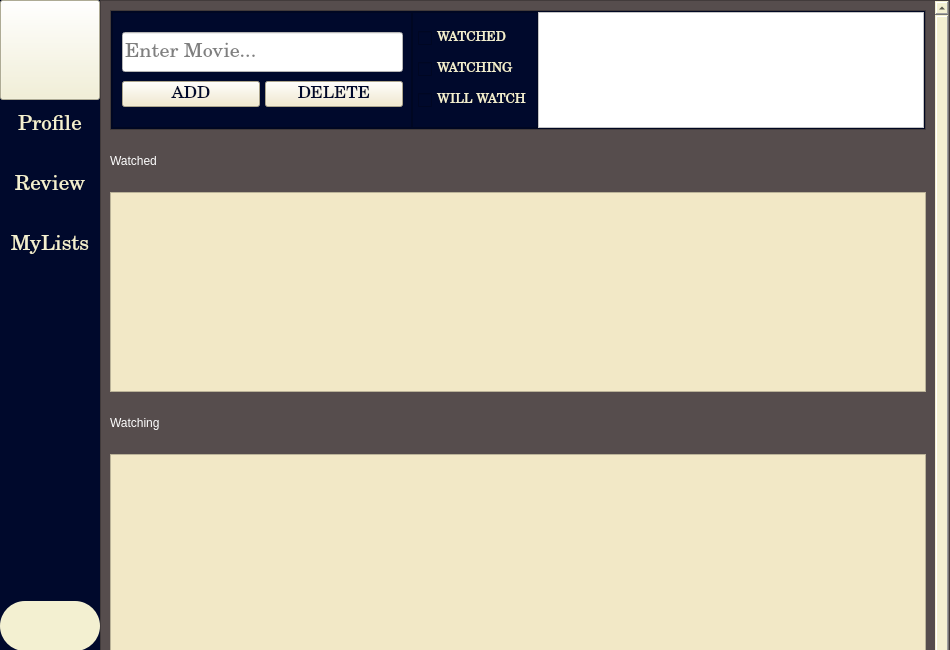
First picture: the form in ui_new/WatchPageUi.ui, repository gkasita/LibMov_SEP, before the edit.
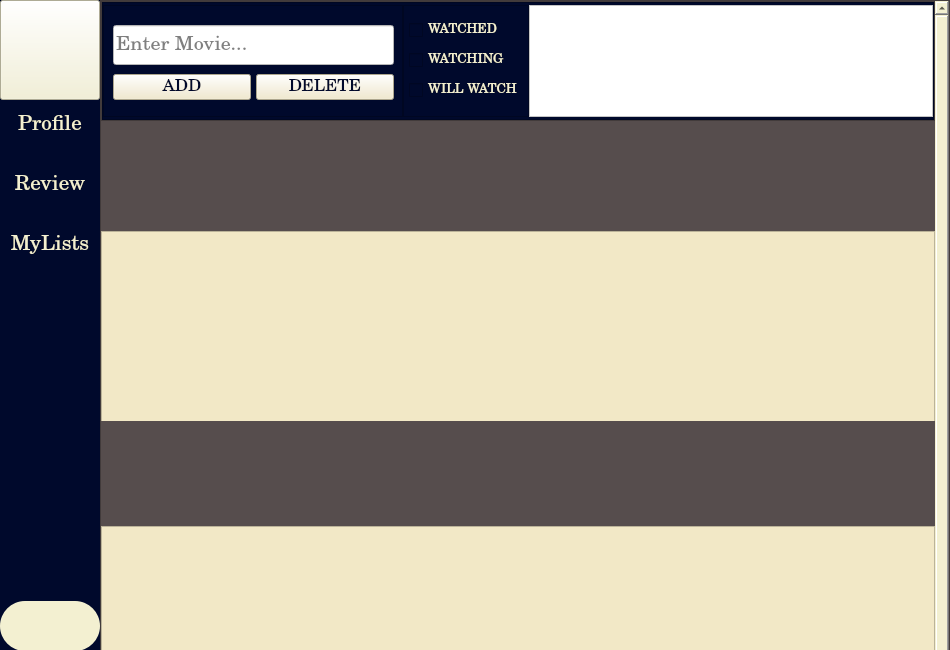
Second picture: the form after the edit. Icons and pictures are not drawn.

```diff
--- a/ui_new/WatchPageUi.ui
+++ b/ui_new/WatchPageUi.ui
@@ -63,7 +63,7 @@
      <rect>
       <x>0</x>
       <y>0</y>
-      <width>831</width>
+      <width>900</width>
       <height>1300</height>
      </rect>
     </property>
@@ -80,6 +80,21 @@
      </size>
     </property>
     <layout class="QVBoxLayout" name="verticalLayout">
+     <property name="spacing">
+      <number>5</number>
+     </property>
+     <property name="leftMargin">
+      <number>0</number>
+     </property>
+     <property name="topMargin">
+      <number>0</number>
+     </property>
+     <property name="rightMargin">
+      <number>0</number>
+     </property>
+     <property name="bottomMargin">
+      <number>0</number>
+     </property>
      <item>
       <widget class="QFrame" name="frame">
        <property name="minimumSize">
@@ -100,7 +115,7 @@
        <property name="frameShadow">
         <enum>QFrame::Raised</enum>
        </property>
-       <layout class="QHBoxLayout" name="horizontalLayout">
+       <layout class="QHBoxLayout" name="horizontalLayout" stretch="0">
         <property name="spacing">
          <number>0</number>
         </property>
@@ -129,7 +144,7 @@
             <rect>
              <x>0</x>
              <y>0</y>
-             <width>809</width>
+             <width>896</width>
              <height>116</height>
             </rect>
            </property>
@@ -141,13 +156,13 @@
              <number>0</number>
             </property>
             <property name="topMargin">
-             <number>0</number>
+             <number>2</number>
             </property>
             <property name="rightMargin">
              <number>0</number>
             </property>
             <property name="bottomMargin">
-             <number>0</number>
+             <number>2</number>
             </property>
             <item>
              <widget class="QFrame" name="frame_2">
@@ -372,20 +387,35 @@
        <property name="minimumSize">
         <size>
          <width>0</width>
-         <height>50</height>
+         <height>100</height>
         </size>
        </property>
        <property name="maximumSize">
         <size>
          <width>16777215</width>
-         <height>50</height>
+         <height>100</height>
         </size>
        </property>
        <property name="styleSheet">
         <string notr="true">color: rgb(255, 255, 255);</string>
        </property>
+       <property name="lineWidth">
+        <number>1</number>
+       </property>
        <property name="text">
-        <string>Watched</string>
+        <string/>
+       </property>
+       <property name="pixmap">
+        <pixmap resource="resources.qrc">:/Icons/Icons/Watched.png</pixmap>
+       </property>
+       <property name="scaledContents">
+        <bool>true</bool>
+       </property>
+       <property name="alignment">
+        <set>Qt::AlignCenter</set>
+       </property>
+       <property name="margin">
+        <number>0</number>
        </property>
       </widget>
      </item>
@@ -414,11 +444,26 @@
          <rect>
           <x>0</x>
           <y>0</y>
-          <width>811</width>
+          <width>898</width>
           <height>198</height>
          </rect>
         </property>
         <layout class="QHBoxLayout" name="horizontalLayout_5">
+         <property name="spacing">
+          <number>5</number>
+         </property>
+         <property name="leftMargin">
+          <number>5</number>
+         </property>
+         <property name="topMargin">
+          <number>5</number>
+         </property>
+         <property name="rightMargin">
+          <number>5</number>
+         </property>
+         <property name="bottomMargin">
+          <number>5</number>
+         </property>
          <item>
           <widget class="QPushButton" name="pushButton">
            <property name="minimumSize">
@@ -464,20 +509,35 @@
        <property name="minimumSize">
         <size>
          <width>0</width>
-         <height>50</height>
+         <height>100</height>
         </size>
        </property>
        <property name="maximumSize">
         <size>
          <width>16777215</width>
-         <height>50</height>
+         <height>100</height>
         </size>
        </property>
        <property name="styleSheet">
         <string notr="true">color: rgb(255, 255, 255);</string>
        </property>
+       <property name="lineWidth">
+        <number>1</number>
+       </property>
        <property name="text">
-        <string>Watching</string>
+        <string/>
+       </property>
+       <property name="pixmap">
+        <pixmap resource="resources.qrc">:/Icons/Icons/Watching.png</pixmap>
+       </property>
+       <property name="scaledContents">
+        <bool>true</bool>
+       </property>
+       <property name="alignment">
+        <set>Qt::AlignCenter</set>
+       </property>
+       <property name="margin">
+        <number>0</number>
        </property>
       </widget>
      </item>
@@ -506,11 +566,26 @@
          <rect>
           <x>0</x>
           <y>0</y>
-          <width>811</width>
+          <width>898</width>
           <height>198</height>
          </rect>
         </property>
         <layout class="QHBoxLayout" name="horizontalLayout_3">
+         <property name="spacing">
+          <number>5</number>
+         </property>
+         <property name="leftMargin">
+          <number>5</number>
+         </property>
+         <property name="topMargin">
+          <number>5</number>
+         </property>
+         <property name="rightMargin">
+          <number>5</number>
+         </property>
+         <property name="bottomMargin">
+          <number>5</number>
+         </property>
          <item>
           <widget class="QPushButton" name="pushButton_2">
            <property name="minimumSize">
@@ -559,20 +634,35 @@
        <property name="minimumSize">
         <size>
          <width>0</width>
-         <height>50</height>
+         <height>100</height>
         </size>
        </property>
        <property name="maximumSize">
         <size>
          <width>16777215</width>
-         <height>50</height>
+         <height>100</height>
         </size>
        </property>
        <property name="styleSheet">
         <string notr="true">color: rgb(255, 255, 255);</string>
        </property>
+       <property name="frameShape">
+        <enum>QFrame::NoFrame</enum>
+       </property>
+       <property name="lineWidth">
+        <number>1</number>
+       </property>
        <property name="text">
-        <string>Will Watch</string>
+        <string/>
+       </property>
+       <property name="pixmap">
+        <pixmap resource="resources.qrc">:/Icons/Icons/Will Watch.png</pixmap>
+       </property>
+       <property name="scaledContents">
+        <bool>true</bool>
+       </property>
+       <property name="alignment">
+        <set>Qt::AlignCenter</set>
        </property>
       </widget>
      </item>
@@ -601,11 +691,26 @@
          <rect>
           <x>0</x>
           <y>0</y>
-          <width>811</width>
+          <width>898</width>
           <height>198</height>
          </rect>
         </property>
         <layout class="QHBoxLayout" name="horizontalLayout_4">
+         <property name="spacing">
+          <number>5</number>
+         </property>
+         <property name="leftMargin">
+          <number>5</number>
+         </property>
+         <property name="topMargin">
+          <number>5</number>
+         </property>
+         <property name="rightMargin">
+          <number>5</number>
+         </property>
+         <property name="bottomMargin">
+          <number>5</number>
+         </property>
          <item>
           <widget class="QPushButton" name="pushButton_3">
            <property name="minimumSize">
@@ -648,6 +753,18 @@
      </item>
      <item>
       <widget class="QLabel" name="label_5">
+       <property name="minimumSize">
+        <size>
+         <width>0</width>
+         <height>100</height>
+        </size>
+       </property>
+       <property name="maximumSize">
+        <size>
+         <width>16777215</width>
+         <height>150</height>
+        </size>
+       </property>
        <property name="styleSheet">
         <string notr="true">color: rgb(255, 255, 255);</string>
        </property>
@@ -681,7 +798,7 @@
          <rect>
           <x>0</x>
           <y>0</y>
-          <width>811</width>
+          <width>898</width>
           <height>198</height>
          </rect>
         </property>
@@ -780,7 +897,7 @@
      <rect>
       <x>0</x>
       <y>100</y>
-      <width>107</width>
+      <width>102</width>
       <height>551</height>
      </rect>
     </property>
```
